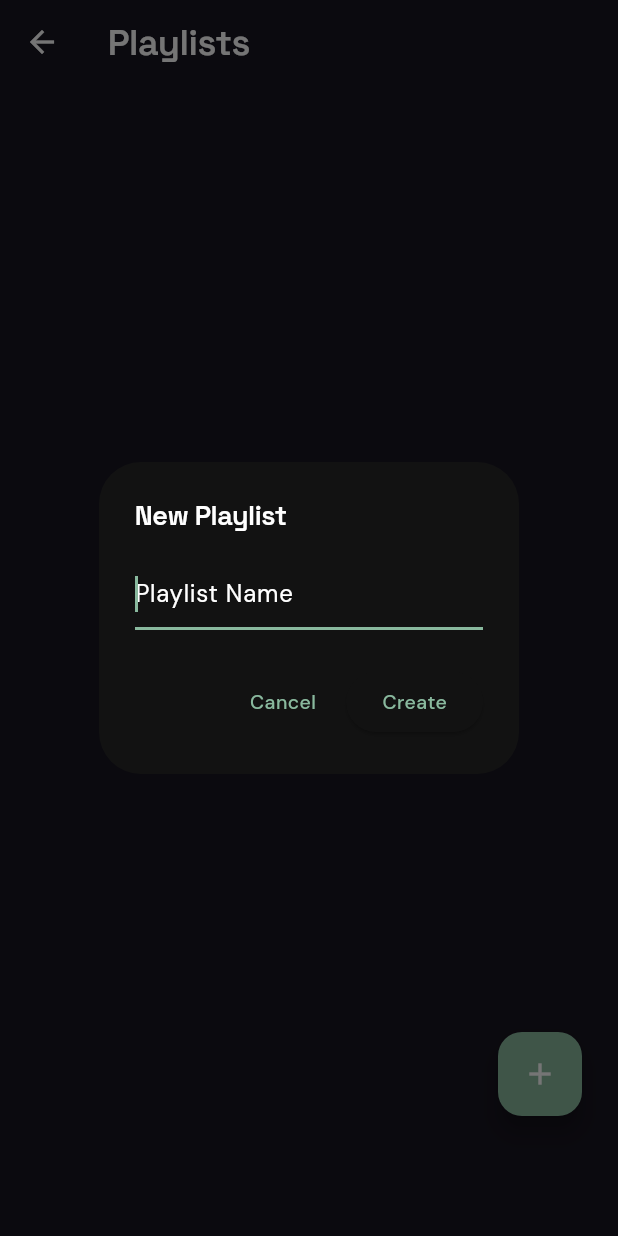
After one commit to Rooparatheesh/luxtunee, a Flutter app: the PlaylistsScreen screen opened directly, after a tap on the "add" icon, on a phone screen of 412 x 824 dp. The commit adds this screen. Run offline on Flutter 3.47's test engine with Material 3 defaults, Android fonts, the phone set to English and light mode, and no system bars; our stand-ins replace cached_network_image, device_info_plus, firebase_core, firebase_database, google_fonts, google_sign_in and 6 more; missing offline and left inert: encrypt, pointycastle, youtube_explode_dart; accounts and stored records are empty.

Commit message:
update add   palylist,create playlist

```diff
--- a/lib/main.dart
+++ b/lib/main.dart
@@ -12,6 +12,7 @@ import 'providers/player_provider.dart';
 import 'providers/explore_provider.dart';
 import 'providers/theme_provider.dart';
 import 'providers/party_provider.dart';
+import 'providers/playlist_provider.dart';
 
 Future<void> main() async {
   WidgetsFlutterBinding.ensureInitialized();
@@ -50,6 +51,7 @@ Future<void> main() async {
         ChangeNotifierProvider(create: (_) => PlayerProvider()),
         ChangeNotifierProvider(create: (_) => ExploreProvider()),
         ChangeNotifierProvider(create: (_) => PartyProvider()..initialize()),
+        ChangeNotifierProvider(create: (_) => PlaylistProvider()),
       ],
       child: const LuxTuneApp(),
     ),
--- a/lib/presentation/screens/main_scaffold.dart
+++ b/lib/presentation/screens/main_scaffold.dart
@@ -11,6 +11,7 @@ import 'home/dashboard_screen.dart';
 import 'package:provider/provider.dart';
 import '../../providers/player_provider.dart';
 import '../../providers/party_provider.dart';
+import 'playlists/playlists_screen.dart';
 
 class MainScaffold extends StatefulWidget {
   const MainScaffold({super.key});
@@ -34,6 +35,7 @@ class _MainScaffoldState extends State<MainScaffold> {
   final List<Widget> _pages = [
     const DashboardScreen(), // Home screen with both online and offline
     const ExploreScreen(), // Search/Explore
+    const PlaylistsScreen(), // Dedicated Playlists tab
     const SettingsScreen(),
     const HomeScreen(), // Using HomeScreen as the Library
   ];
@@ -75,7 +77,7 @@ class _MainScaffoldState extends State<MainScaffold> {
       bottomNavigationBar: Container(
         decoration: BoxDecoration(
           color: Theme.of(context).cardColor,
-          borderRadius: BorderRadius.only(
+          borderRadius: const BorderRadius.only(
             topLeft: Radius.circular(24),
             topRight: Radius.circular(24),
           ),
@@ -107,8 +109,9 @@ class _MainScaffoldState extends State<MainScaffold> {
             items: [
               _buildNavItem(Icons.home_rounded, 'Home', 0),
               _buildNavItem(Icons.explore_rounded, 'Explore', 1),
-              _buildNavItem(Icons.settings_rounded, 'Settings', 2),
-              _buildNavItem(Icons.library_music_rounded, 'Library', 3),
+              _buildNavItem(Icons.queue_music_rounded, 'Playlists', 2),
+              _buildNavItem(Icons.settings_rounded, 'Settings', 3),
+              _buildNavItem(Icons.library_music_rounded, 'Library', 4),
             ],
           ),
         ),
--- /dev/null
+++ b/lib/presentation/screens/playlists/playlists_screen.dart
@@ -0,0 +1,123 @@
+// lib/presentation/screens/playlists/playlists_screen.dart
+import 'package:flutter/material.dart';
+import 'package:provider/provider.dart';
+import '../../../providers/playlist_provider.dart';
+import '../../../theme/app_theme.dart';
+import '../home/playlist_detail_screen.dart';
+
+class PlaylistsScreen extends StatelessWidget {
+  const PlaylistsScreen({super.key});
+
+  @override
+  Widget build(BuildContext context) {
+    return Scaffold(
+      backgroundColor: Theme.of(context).scaffoldBackgroundColor,
+      appBar: AppBar(
+        backgroundColor: Colors.transparent,
+        elevation: 0,
+        title: Text(
+          'Playlists',
+          style: AppTypography.heading(size: 24),
+        ),
+        centerTitle: false,
+      ),
+      body: Consumer<PlaylistProvider>(
+        builder: (context, playlistProvider, child) {
+          if (playlistProvider.isLoading) {
+            return const Center(child: CircularProgressIndicator());
+          }
+
+          final playlists = playlistProvider.playlists;
+
+          return Stack(
+            children: [
+              if (playlists.isEmpty)
+                Center(
+                  child: Text(
+                    'No playlists found',
+                    style: AppTypography.body(color: AppColors.textMuted),
+                  ),
+                )
+              else
+                ListView.builder(
+                  padding: const EdgeInsets.fromLTRB(24, 0, 24, 100),
+                  itemCount: playlists.length,
+                  itemBuilder: (context, index) {
+                    final playlist = playlists[index];
+                    return ListTile(
+                      contentPadding: EdgeInsets.zero,
+                      leading: Container(
+                        width: 56,
+                        height: 56,
+                        decoration: BoxDecoration(
+                          color: Theme.of(context).colorScheme.primary.withValues(alpha: 0.1),
+                          borderRadius: BorderRadius.circular(8),
+                        ),
+                        child: Icon(Icons.queue_music, color: Theme.of(context).colorScheme.primary),
+                      ),
+                      title: Text(playlist.title, style: AppTypography.body(weight: FontWeight.w600)),
+                      subtitle: Text('${playlist.tracks.length} tracks', style: AppTypography.label(color: AppColors.textMuted)),
+                      onTap: () {
+                        Navigator.push(
+                          context,
+                          MaterialPageRoute(
+                            builder: (context) => PlaylistDetailScreen(playlist: playlist),
+                          ),
+                        );
+                      },
+                    );
+                  },
+                ),
+              Positioned(
+                bottom: 80,
+                right: 24,
+                child: FloatingActionButton(
+                  onPressed: () {
+                    _showCreatePlaylistDialog(context);
+                  },
+                  backgroundColor: Theme.of(context).colorScheme.primary,
+                  child: const Icon(Icons.add, color: Colors.white),
+                ),
+              ),
+            ],
+          );
+        },
+      ),
+    );
+  }
+
+  void _showCreatePlaylistDialog(BuildContext context) {
+    final controller = TextEditingController();
+    showDialog(
+      context: context,
+      builder: (context) {
+        return AlertDialog(
+          title: const Text('New Playlist'),
+          content: TextField(
+            controller: controller,
+            decoration: const InputDecoration(
+              hintText: 'Playlist Name',
+            ),
+            autofocus: true,
+          ),
+          actions: [
+            TextButton(
+              onPressed: () => Navigator.pop(context),
+              child: const Text('Cancel'),
+            ),
+            ElevatedButton(
+              onPressed: () {
+                final name = controller.text.trim();
+                if (name.isNotEmpty) {
+                  context.read<PlaylistProvider>().createPlaylist(name);
+                  Navigator.pop(context);
+                }
+              },
+              child: const Text('Create'),
+            ),
+          ],
+        );
+      },
+    );
+  }
+}
--- /dev/null
+++ b/lib/providers/playlist_provider.dart
@@ -0,0 +1,103 @@
+// lib/providers/playlist_provider.dart
+import 'package:flutter/foundation.dart';
+import 'package:shared_preferences/shared_preferences.dart';
+import 'package:uuid/uuid.dart';
+import '../data/models/playlist_model.dart';
+import '../data/models/track_model.dart';
+
+class PlaylistProvider extends ChangeNotifier {
+  List<PlaylistModel> _playlists = [];
+  bool _isLoading = true;
+
+  List<PlaylistModel> get playlists => _playlists;
+  bool get isLoading => _isLoading;
+
+  final _uuid = const Uuid();
+  static const String _storageKey = 'saved_playlists_v1';
+
+  PlaylistProvider() {
+    loadPlaylists();
+  }
+
+  Future<void> loadPlaylists() async {
+    _isLoading = true;
+    notifyListeners();
+
+    try {
+      final prefs = await SharedPreferences.getInstance();
+      final savedData = prefs.getStringList(_storageKey);
+
+      if (savedData != null) {
+        _playlists = savedData.map((jsonStr) => PlaylistModel.fromJson(jsonStr)).toList();
+      }
+    } catch (e) {
+      debugPrint('Error loading playlists: $e');
+    } finally {
+      _isLoading = false;
+      notifyListeners();
+    }
+  }
+
+  Future<void> _savePlaylists() async {
+    try {
+      final prefs = await SharedPreferences.getInstance();
+      final stringList = _playlists.map((p) => p.toJson()).toList();
+      await prefs.setStringList(_storageKey, stringList);
+    } catch (e) {
+      debugPrint('Error saving playlists: $e');
+    }
+  }
+
+  Future<void> createPlaylist(String title) async {
+    if (title.trim().isEmpty) return;
+
+    final newPlaylist = PlaylistModel(
+      id: _uuid.v4(),
+      title: title.trim(),
+      tracks: [],
+    );
+
+    _playlists.insert(0, newPlaylist); // Add to beginning
+    notifyListeners();
+    await _savePlaylists();
+  }
+
+  Future<void> renamePlaylist(String id, String newTitle) async {
+    if (newTitle.trim().isEmpty) return;
+
+    final index = _playlists.indexWhere((p) => p.id == id);
+    if (index != -1) {
+      _playlists[index].title = newTitle.trim();
+      notifyListeners();
+      await _savePlaylists();
+    }
+  }
+
+  Future<void> deletePlaylist(String id) async {
+    _playlists.removeWhere((p) => p.id == id);
+    notifyListeners();
+    await _savePlaylists();
+  }
+
+  Future<void> addTrackToPlaylist(String playlistId, TrackModel track) async {
+    final index = _playlists.indexWhere((p) => p.id == playlistId);
+    if (index != -1) {
+      // Check if track is already in the playlist to avoid duplicates
+      final isAlreadyAdded = _playlists[index].tracks.any((t) => t.id == track.id);
+      if (!isAlreadyAdded) {
+        _playlists[index].tracks.add(track);
+        notifyListeners();
+        await _savePlaylists();
+      }
+    }
+  }
+
+  Future<void> removeTrackFromPlaylist(String playlistId, String trackId) async {
+    final index = _playlists.indexWhere((p) => p.id == playlistId);
+    if (index != -1) {
+      _playlists[index].tracks.removeWhere((t) => t.id == trackId);
+      notifyListeners();
+      await _savePlaylists();
+    }
+  }
+}
--- a/lib/theme/app_theme.dart
+++ b/lib/theme/app_theme.dart
@@ -101,11 +101,12 @@ class AppTheme {
     appBarTheme: AppBarTheme(
       backgroundColor: AppColors.libraryBackground,
       elevation: 0,
+      scrolledUnderElevation: 0,
       centerTitle: true,
       titleTextStyle: AppTypography.heading(size: 16),
       iconTheme: const IconThemeData(color: AppColors.white),
     ),
-    dividerColor: AppColors.textMuted.withOpacity(0.2),
+    dividerColor: AppColors.textMuted.withValues(alpha: 0.2),
     iconTheme: const IconThemeData(color: AppColors.white),
     pageTransitionsTheme: const PageTransitionsTheme(
       builders: {
@@ -143,11 +144,12 @@ class AppTheme {
     appBarTheme: AppBarTheme(
       backgroundColor: const Color(0xFFF0F0F5),
       elevation: 0,
+      scrolledUnderElevation: 0,
       centerTitle: true,
       titleTextStyle: AppTypography.heading(size: 16, color: AppColors.black),
       iconTheme: const IconThemeData(color: AppColors.black),
     ),
-    dividerColor: AppColors.textMuted.withOpacity(0.2),
+    dividerColor: AppColors.textMuted.withValues(alpha: 0.2),
     iconTheme: const IconThemeData(color: AppColors.black),
     pageTransitionsTheme: const PageTransitionsTheme(
       builders: {
```
Also changed, not shown: lib/data/models/playlist_model.dart (+90 -3 lines), lib/presentation/components/add_to_playlist_sheet.dart (added, +144 -0 lines), lib/presentation/screens/home/home_screen.dart (+24 -3 lines), lib/presentation/screens/home/playlist_detail_screen.dart (added, +180 -0 lines), lib/presentation/screens/player/player_screen.dart (+16 -14 lines), lib/providers/player_provider.dart (+7 -1 lines).
